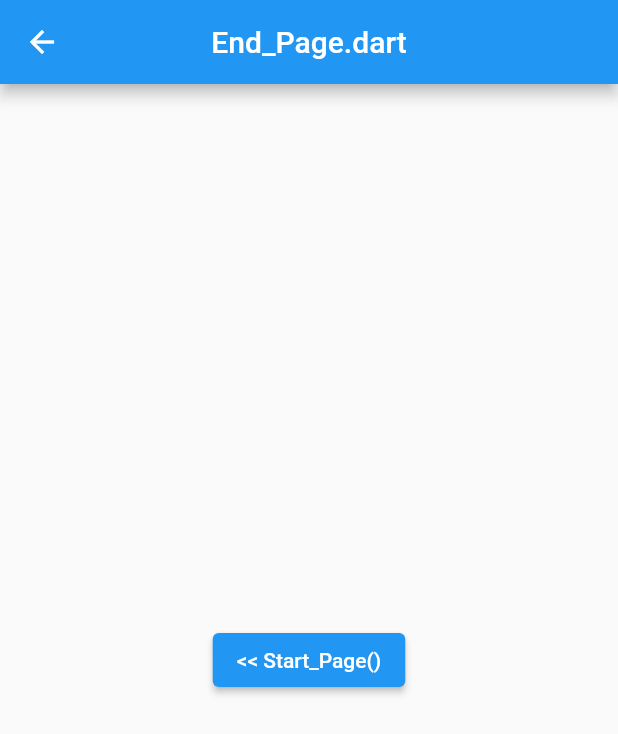
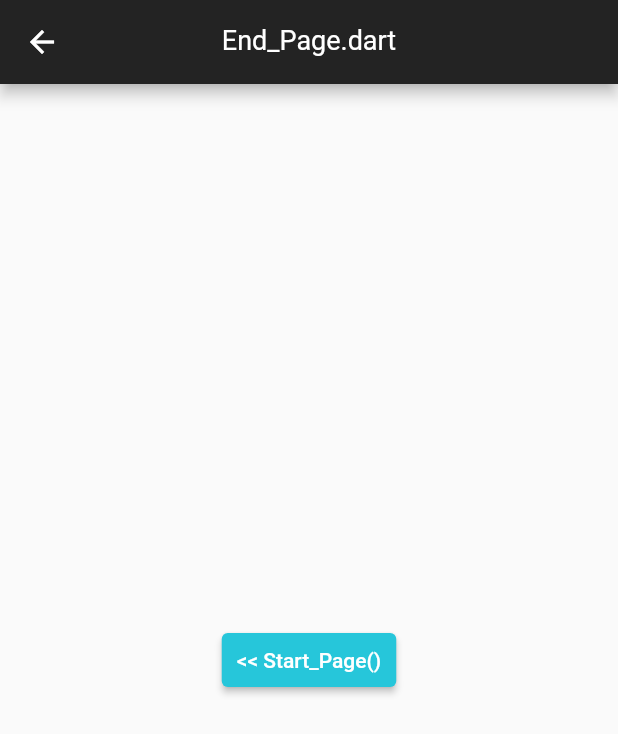
Before and after one commit to redfrogred/basic, a Flutter app: the screen it shows after launch, after a tap on "End_Page() >>", on a phone screen of 412 x 824 dp. Shown: the top 734 px of the screen. Run offline on Flutter 3.47's test engine with Material 2 defaults, Android fonts, the phone set to English and light mode, and no system bars.

Commit message:
added provider package, and Config class

```diff
--- /dev/null
+++ b/lib/classes/Config.dart
@@ -0,0 +1,39 @@
+// ignore_for_file: file_names
+
+import 'package:flutter/material.dart';
+
+//  Presenting the "Config" class (version 1.0)
+//  This class is for "global variables" used by
+//  the app.  Right now is is mostly colors.
+
+class Config {
+
+  static const  String    appName                = "basic";
+  static const  String    appVersion             = "1.0.alpha.1";
+
+  // App status
+  static bool             appInitialized         = false;           //  after StartPage loaded, it is init'ed
+
+    // timeouts and delays
+  static int              serverTimeout           = 10; // seconds
+  static int              shortDelay              = 500; // milliseconds
+  static int              longDelay               = 1500; // milliseconds
+
+  // global "CSS" styles
+  static Color            mainBackgroundColor     = const Color(0xFF1A1A1A);
+  static Color            mainFontColor           = Colors.white;
+  static const double     mainFontSize            = 16;
+  static Color            buttonBackgroundColor   = Colors.cyan.shade400;
+  static Color            accent1Color            = Colors.grey;
+  static Color            accent2Color            = const Color(0xFF333333);
+  static Color            hilite1Color            = Colors.cyan.shade400;
+
+  // global "status" colors (for errors, warning, etc.)
+  static List<Color> statusColor = [
+    Colors.white,
+    Colors.green,
+    Colors.orange,
+    Colors.red,
+  ];
+
+}
--- a/lib/main.dart
+++ b/lib/main.dart
@@ -1,8 +1,18 @@
 import 'package:flutter/material.dart';
+import 'package:provider/provider.dart';
+import 'classes/Config.dart';
+import 'providers/Controller.dart';
 import './pages/_AllPages.dart';
 
+
 void main() {
-  runApp(const MyApp());
+runApp(
+  MultiProvider(
+    providers: [
+      ChangeNotifierProvider(create: (_) => Controller()),
+    ],
+    child: const MyApp(),
+  ));
 }
 
 class MyApp extends StatelessWidget {
@@ -11,15 +21,37 @@ class MyApp extends StatelessWidget {
   @override
   Widget build(BuildContext context) {
     return MaterialApp(
-      title: 'Flutter Demo',
+      debugShowCheckedModeBanner: false,
       theme: ThemeData(
-        primarySwatch: Colors.blue,
+        textTheme: TextTheme(
+          bodyText2: TextStyle(color: Config.mainFontColor, fontSize: Config.mainFontSize),
+        ),
+        appBarTheme: const AppBarTheme(
+          backgroundColor: Color(0xFF232323),
+          foregroundColor: Color(0xFFffffff),
+          iconTheme: IconThemeData(color: Color(0xFFffffff)),
+          titleTextStyle: TextStyle(
+            height: 1,
+            fontSize: 18,
+          ),
+        ),
+        cardTheme: const CardTheme(
+          color: Color(0xFF222222),
+        ),
+        elevatedButtonTheme: ElevatedButtonThemeData(
+            style: ButtonStyle(
+              backgroundColor:
+                MaterialStateProperty.all<Color>( Config.buttonBackgroundColor ),
+              padding: MaterialStateProperty.all<EdgeInsets>(const EdgeInsets.fromLTRB(10,10,10,10)),
+            ),
+          ),
       ),
       initialRoute: 'Start_Page',
       routes: {
         //  start and end pages
         'Start_Page': (context) => const Start_Page(),
         'End_Page': (context) => const End_Page(),
+        //  other pages (none yet)
       },
     );
   }
--- a/lib/pages/End_Page.dart
+++ b/lib/pages/End_Page.dart
@@ -1,6 +1,7 @@
 // ignore_for_file: camel_case_types
 
 import 'package:flutter/material.dart';
+import '../classes/Config.dart';
 import '../classes/Utils.dart';
 
 class End_Page extends StatelessWidget {
@@ -32,7 +33,7 @@ class End_Page extends StatelessWidget {
                   child: const Text( '<< Start_Page()' ),
                   onPressed: () {
                     Utils.log( _fileName, 'pop()');
-                    Future.delayed( Duration(milliseconds: 333 ), () async {
+                    Future.delayed( Duration(milliseconds: Config.shortDelay ), () async {
                       Navigator.of(context).pop();
                       //  if I didn't use "pop" here, and instead used
                       //  Navigator.of(context).pushNamed('Start_Page')
--- a/lib/pages/Start_Page.dart
+++ b/lib/pages/Start_Page.dart
@@ -1,8 +1,10 @@
 // ignore_for_file: prefer_const_constructors, camel_case_types
 
 import 'package:flutter/material.dart';
-
+import 'package:provider/provider.dart';
+import '../classes/Config.dart';
 import '../classes/Utils.dart';
+import '../providers/Controller.dart';
 
 class Start_Page extends StatefulWidget {
   const Start_Page({ super.key });
@@ -14,7 +16,7 @@ class Start_Page extends StatefulWidget {
 class _Start_PageState extends State<Start_Page> {
 
   _Start_PageState() {
-    Utils.log( 'Start_Page.dart', 'init' );
+    Utils.log( 'Start_Page.dart', '[[ init "${ Config.appName }" version ${ Config.appVersion } ]]' );
   }
 
   // (this page) variables
@@ -26,21 +28,32 @@ class _Start_PageState extends State<Start_Page> {
     super.initState();
     Utils.log( _fileName, 'initState()' );
     WidgetsBinding.instance.addPostFrameCallback((_) => _addPostFrameCallbackTriggered(context));
+
+    //  init the app
+    WidgetsBinding.instance.addPostFrameCallback((_) => _init(context));
   }
 
   @override
   void dispose() {
-    Utils.log( _fileName, ' dispose()');
+    Utils.log( _fileName, 'dispose()');
     super.dispose();
   }
 
   // (this page) methods
   void _buildTriggered() {
-    Utils.log( _fileName, ' _buildTriggered()');
+    Utils.log( _fileName, '_buildTriggered()');
+  }
+
+
+  void _init( context ) {
+    //  this is called from initState in "Start_Page.dart"...
+    //  If it is the first time ever, it will do some housekeeping
+    //  with Controller.initApp()
+    Provider.of<Controller>(context, listen: false).initApp();
   }
 
   void _addPostFrameCallbackTriggered( context ) {
-    Utils.log( _fileName, ' _addPostFrameCallbackTriggered()');
+    Utils.log( _fileName, '_addPostFrameCallbackTriggered()');
   }
 
   // (this page) build
@@ -69,7 +82,7 @@ class _Start_PageState extends State<Start_Page> {
                   child: Text( 'End_Page() >>' ),
                   onPressed: () {
                     Utils.log( _fileName, 'go to End_Page()');
-                    Future.delayed( Duration(milliseconds: 333 ), () async {
+                    Future.delayed( Duration(milliseconds: Config.shortDelay ), () async {
                       Navigator.of(context).pushNamed('End_Page');
                       return;
                     });
--- /dev/null
+++ b/lib/providers/Controller.dart
@@ -0,0 +1,28 @@
+import 'package:flutter/material.dart';
+import '../classes/Config.dart';
+import '../classes/Utils.dart';
+
+class Controller with ChangeNotifier {
+
+  //  (this class) variables
+  static const String _fileName = 'Controller.dart';
+
+  void initApp() {
+    //  Start_Page is loaded
+    if( !Config.appInitialized ) {
+      Utils.log( _fileName, 'initApp() called for the first time');
+      //  do any initial housekeeping here
+      Config.appInitialized = true;
+    }
+    else {
+      Utils.log( _fileName, 'initApp() called, but ignored (cuz the App was already initialized)');
+    }
+
+  }
+
+  // APP STUFF
+  String getAppInfo() {
+    return Config.appVersion;
+  }
+
+}
--- a/pubspec.yaml
+++ b/pubspec.yaml
@@ -13,6 +13,7 @@ dependencies:
     sdk: flutter
 
   cupertino_icons: ^1.0.2
+  provider: ^6.0.2
 
 dev_dependencies:
   flutter_test:
```
Also changed, not shown: 1 other file.
